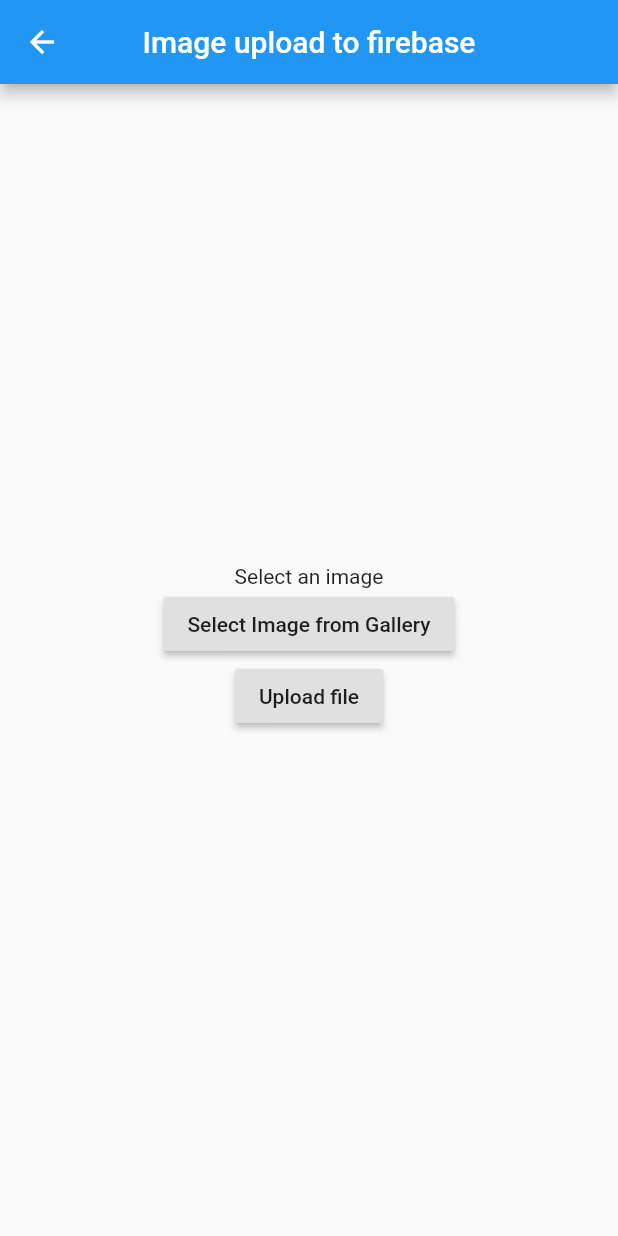
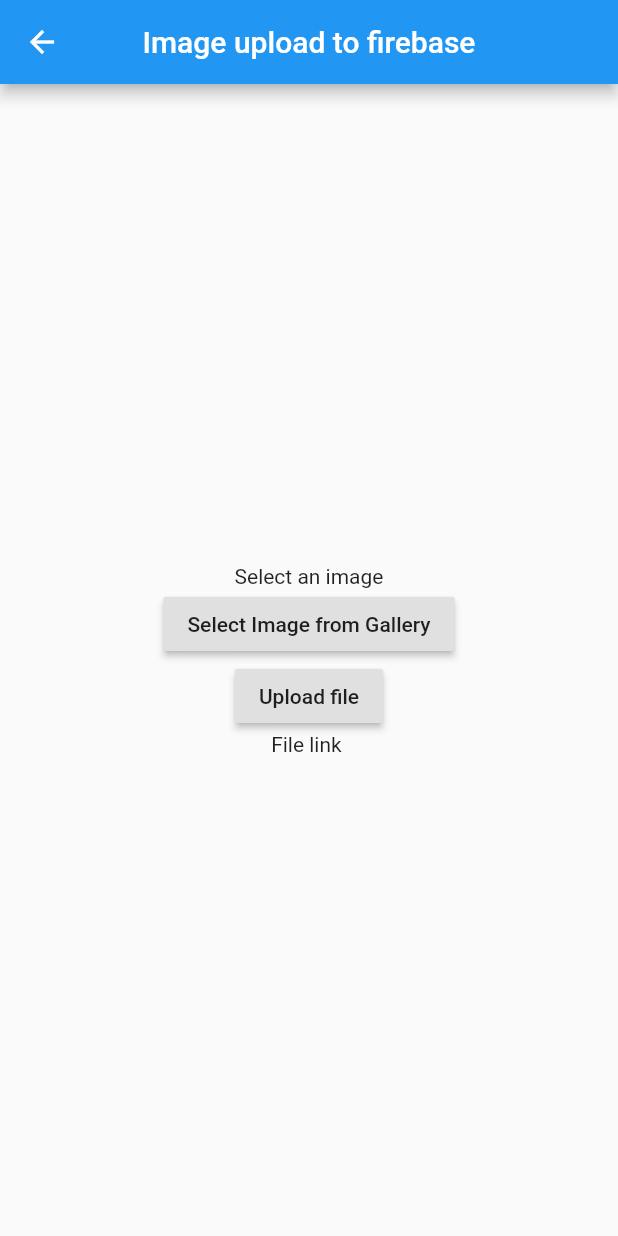
Before and after one commit to hemanth2k13/flutterdemo, a Flutter app: the UploadFile screen opened directly, after a tap on "Upload file", on a phone screen of 412 x 824 dp. Run offline on Flutter 3.47's test engine with Material 2 defaults, Android fonts, the phone set to English and light mode, and no system bars; our stand-ins replace firebase_auth, firebase_storage, image_picker; missing offline and left inert: flutter_facebook_login, flutter_webview_plugin; accounts and stored records are empty; network calls fail.

Commit message:
upload image file to firebase

```diff
--- a/lib/UploadFile.dart
+++ b/lib/UploadFile.dart
@@ -26,7 +26,15 @@ class _UploadFileState extends State<UploadFile> {
       sampleImage = tempImage;
     });
   }
+  Future getImageLink(StorageUploadTask task) async {
 
+    StorageTaskSnapshot taskSnapshot = await task.onComplete;
+    String downloadUrl = await taskSnapshot.ref.getDownloadURL();
+    setState(() {
+      downloadImagelink= downloadUrl;
+    });
+
+  }
   @override
   Widget build(BuildContext context) {
     return new Scaffold(
@@ -53,21 +61,16 @@ class _UploadFileState extends State<UploadFile> {
                 FirebaseStorage.instance.ref().child(fileName);
                 final StorageUploadTask task =
                 firebaseStorageRef.putFile(sampleImage);
-                StorageTaskSnapshot taskSnapshot = await task.onComplete;
-                String downloadUrl = await taskSnapshot.ref.getDownloadURL();
-                downloadImagelink= await taskSnapshot.ref.getDownloadURL();
-                print('download url '+downloadUrl);
-                AlertDialog(
-                  title: Text(downloadUrl),
-                );
-//                uploadresult(task);
+                getImageLink(task);
               },
             ),
-            downloadImagelink == null ? Text('') :  Text('Download link '+downloadImagelink),
+            downloadImagelink == null ? Text('File link ') :  Text('Download link '+downloadImagelink),
           ],
         ),
       ),// This trailing comma makes auto-formatting nicer for build methods.
     );
   }
 
+
+
 }
```
Also changed, not shown: 2 other files.
